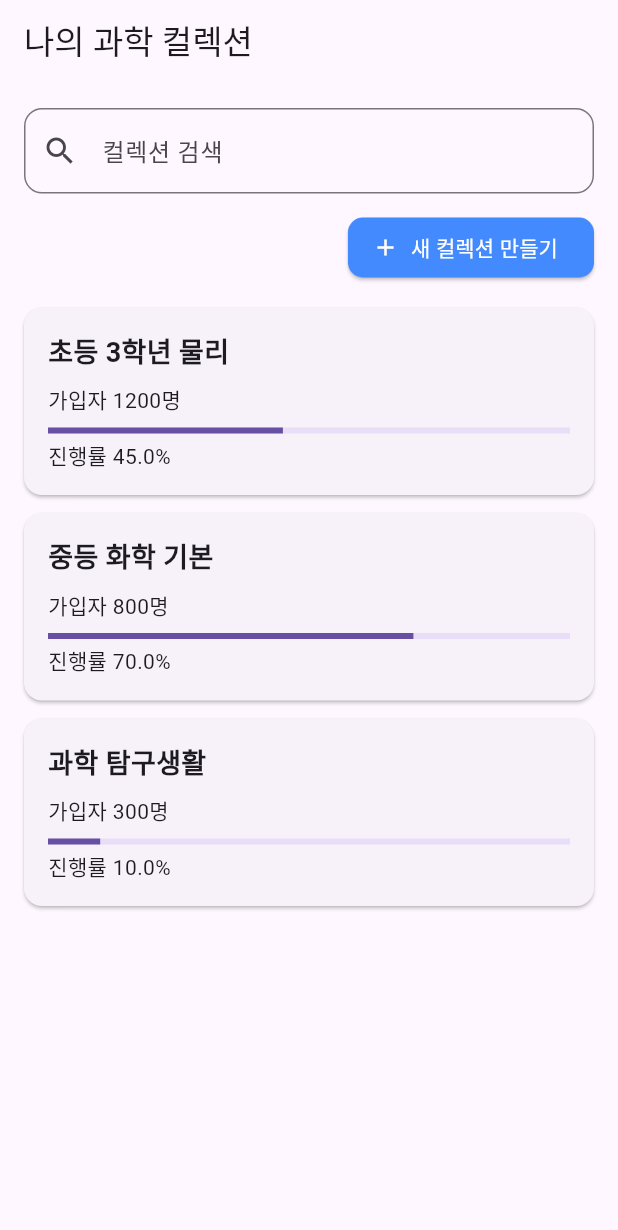
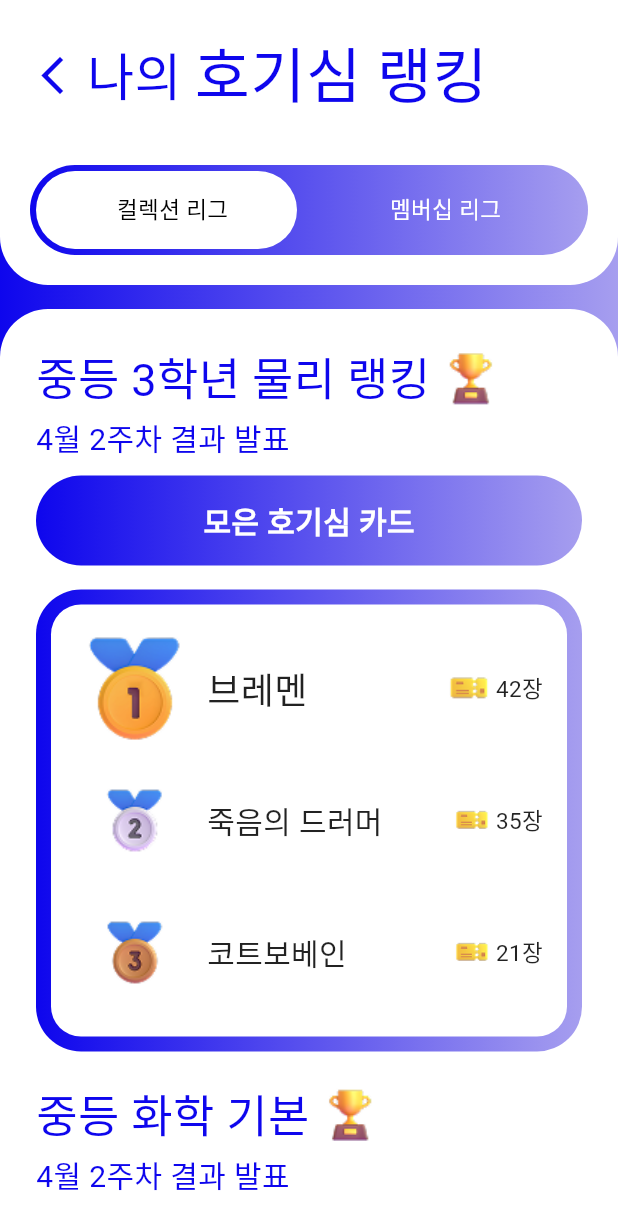
Before and after one commit to joon363/STdev_BREMEN, a Flutter app: the screen it shows after launch, on a phone screen of 412 x 824 dp. Shown: the top 1230 px of the screen. Run offline on Flutter 3.47's test engine with Material 3 defaults, Android fonts, the light colour scheme and no system bars; Roboto replaces fonts that are missing (Kakao).

Commit message:
ranking page added

```diff
--- a/lib/main.dart
+++ b/lib/main.dart
@@ -2,7 +2,8 @@ import 'package:flutter/material.dart';
 import 'screens/CollectionHome.dart';
 import 'screens/CollectionDetail.dart';
 import 'screens/CardDetail.dart';
-import 'screens/CreateCollectionPage.dart'; // ✅ 새로 추가된 페이지 import
+import 'screens/CreateCollectionPage.dart';
+import 'screens/RankingPage.dart';
 
 void main() {
   runApp(const MyApp());
@@ -18,7 +19,7 @@ class MyApp extends StatelessWidget {
       debugShowCheckedModeBanner: false,
       initialRoute: '/',
       routes: {
-        '/': (context) => const CollectionHomePage(),
+        '/': (context) => const RankingPage(),
         '/collectionDetail': (context) {
           final args = ModalRoute.of(context)!.settings.arguments as Map<String, dynamic>;
           return CollectionDetailPage(collectionKey: args['collectionKey']);
@@ -28,6 +29,7 @@ class MyApp extends StatelessWidget {
           return CardDetailPage(card: args['card']);
         },
         '/createCollection': (context) => const CreateCollectionPage(),
+        '/ranking': (context) => const RankingPage(),
       },
     );
   }
--- /dev/null
+++ b/lib/screens/RankingPage.dart
@@ -0,0 +1,451 @@
+import 'package:flutter/material.dart';
+
+class RankingPage extends StatefulWidget {
+  const RankingPage({super.key});
+
+  @override
+  State<RankingPage> createState() => _RankingPageState();
+}
+
+const LinearGradient purpleGradient = LinearGradient(
+  begin: Alignment.centerLeft,
+  end: Alignment.centerRight,
+  colors: [
+    Color(0xFF0E06ED),
+    Color(0xFFA69EEF),
+  ],
+);
+
+const purple = Color(0xFF0E06ED);
+
+class _RankingPageState extends State<RankingPage> with SingleTickerProviderStateMixin {
+  bool isCollectionLeague = true;
+  late AnimationController _controller;
+  late Animation<Alignment> _animation;
+
+  @override
+  void initState() {
+    super.initState();
+    _controller = AnimationController(
+      duration: const Duration(milliseconds: 300),
+      vsync: this,
+    );
+    _animation = AlignmentTween(
+      begin: Alignment.centerLeft,
+      end: Alignment.centerRight,
+    ).animate(CurvedAnimation(parent: _controller, curve: Curves.easeInOut));
+  }
+
+  void toggleSwitch(bool toCollection) {
+    setState(() {
+      isCollectionLeague = toCollection;
+      if (toCollection) {
+        _controller.reverse();
+      } else {
+        _controller.forward();
+      }
+    });
+  }
+
+  Widget _buildRankItem({
+    required String rankAsset,
+    required String nickname,
+    required int cards,
+    bool isFirst = false,
+  }) {
+    return Padding(
+      padding: const EdgeInsets.symmetric(vertical: 4),
+      child: Row(
+        crossAxisAlignment: CrossAxisAlignment.center,
+        children: [
+          Container(
+            width: 80,
+            height: 80,
+            alignment: Alignment.center,
+            child: Image.asset(
+              rankAsset,
+              fit: BoxFit.contain,
+              height: isFirst ? 78 : 47,
+            ),
+          ),
+          const SizedBox(width: 8),
+          Expanded(
+            child: Row(
+              mainAxisAlignment: MainAxisAlignment.spaceBetween,
+              crossAxisAlignment: CrossAxisAlignment.center,
+              children: [
+                Expanded(
+                  child: Align(
+                    alignment: Alignment.centerLeft,
+                    child: Text(
+                      nickname,
+                      style: TextStyle(
+                        fontFamily: 'Kakao',
+                        fontSize: isFirst ? 24 : 20,
+                        color: Colors.black87,
+                      ),
+                      overflow: TextOverflow.ellipsis,
+                    ),
+                  ),
+                ),
+                Row(
+                  children: [
+                    Image.asset(
+                      'lib/assets/icons/card_icon.png',
+                      height: isFirst ? 28 : 24,
+                      fit: BoxFit.contain,
+                    ),
+                    const SizedBox(width: 4),
+                    Text(
+                      '$cards장',
+                      style: const TextStyle(
+                        fontFamily: 'Kakao',
+                        fontSize: 15,
+                        color: Colors.black87,
+                      ),
+                    ),
+                  ],
+                ),
+              ],
+            ),
+          ),
+        ],
+      ),
+    );
+  }
+
+  Widget _buildLeagueContent() {
+    return AnimatedSwitcher(
+      duration: const Duration(milliseconds: 400),
+      layoutBuilder: (currentChild, previousChildren) => currentChild!,
+      transitionBuilder: (child, animation) {
+        final offsetAnimation = Tween<Offset>(
+          begin: isCollectionLeague ? const Offset(1.0, 0.0) : const Offset(-1.0, 0.0),
+          end: Offset.zero,
+        ).animate(animation);
+        return SlideTransition(position: offsetAnimation, child: child);
+      },
+      child: isCollectionLeague
+          ? _buildCollectionLeague()
+          : _buildMembershipLeague(),
+    );
+  }
+
+  Widget _buildCollectionLeague() {
+    return Column(
+      key: const ValueKey('collection'),
+      crossAxisAlignment: CrossAxisAlignment.start,
+      children: [
+        Row(
+          children: [
+            const Text(
+              "중등 3학년 물리 랭킹",
+              style: TextStyle(
+                fontSize: 30,
+                fontWeight: FontWeight.normal,
+                color: purple,
+                fontFamily: 'Kakao',
+              ),
+            ),
+            const SizedBox(width: 8),
+            Image.asset(
+              'lib/assets/icons/trophy.png',
+              height: 38,
+            ),
+          ],
+        ),
+        const SizedBox(height: 2),
+        const Text(
+          "4월 2주차 결과 발표",
+          style: TextStyle(fontSize: 20, color: purple, fontFamily: 'Kakao'),
+        ),
+        const SizedBox(height: 10),
+        // 모은 호기심 카드 버튼
+        GestureDetector(
+          onTap: () {
+            Navigator.pushNamed(context, '/collectionDetail', arguments: {
+              'collectionKey': '중등_화학',
+              'title': '중등 화학 기본',
+            });
+          },
+          child: Container(
+            height: 60,
+            padding: const EdgeInsets.symmetric(horizontal: 24, vertical: 12),
+            decoration: BoxDecoration(
+              gradient: purpleGradient,
+              borderRadius: BorderRadius.circular(30),
+            ),
+            child: const Center(
+              child: Text(
+                "모은 호기심 카드",
+                style: TextStyle(fontWeight: FontWeight.bold, fontSize: 20, color: Colors.white, fontFamily: 'Kakao',),
+              ),
+            ),
+          ),
+        ),
+        const SizedBox(height: 16),
+        _buildRankCard([
+          _buildRankItem(rankAsset: 'lib/assets/icons/rank_1.png', nickname: '브레멘', cards: 42, isFirst: true),
+          _buildRankItem(rankAsset: 'lib/assets/icons/rank_2.png', nickname: '죽음의 드러머', cards: 35),
+          _buildRankItem(rankAsset: 'lib/assets/icons/rank_3.png', nickname: '코트보베인', cards: 21),
+        ]),
+        const SizedBox(height: 20),
+        Row(
+          children: [
+            const Text(
+              "중등 화학 기본",
+              style: TextStyle(
+                fontSize: 30,
+                fontWeight: FontWeight.normal,
+                color: purple,
+                fontFamily: 'Kakao',
+              ),
+            ),
+            const SizedBox(width: 8),
+            Image.asset(
+              'lib/assets/icons/trophy.png',
+              height: 38,
+            ),
+          ],
+        ),
+        const SizedBox(height: 2),
+        const Text(
+          "4월 2주차 결과 발표",
+          style: TextStyle(fontSize: 20, color: purple, fontFamily: 'Kakao'),
+        ),
+        const SizedBox(height: 10),
+        // 모은 호기심 카드 버튼
+        GestureDetector(
+          onTap: () {
+            Navigator.pushNamed(context, '/collectionDetail', arguments: {
+              'collectionKey': '중등_화학',
+              'title': '중등 화학 기본',
+            });
+          },
+          child: Container(
+            height: 60,
+            padding: const EdgeInsets.symmetric(horizontal: 24, vertical: 12),
+            decoration: BoxDecoration(
+              gradient: purpleGradient,
+              borderRadius: BorderRadius.circular(30),
+            ),
+            child: const Center(
+              child: Text(
+                "모은 호기심 카드",
+                style: TextStyle(fontWeight: FontWeight.bold, fontSize: 20, color: Colors.white, fontFamily: 'Kakao',),
+              ),
+            ),
+          ),
+        ),
+        const SizedBox(height: 16),
+        _buildRankCard([
+          _buildRankItem(rankAsset: 'lib/assets/icons/rank_1.png', nickname: '포닉스', cards: 42, isFirst: true),
+          _buildRankItem(rankAsset: 'lib/assets/icons/rank_2.png', nickname: '넙죽이', cards: 35),
+          _buildRankItem(rankAsset: 'lib/assets/icons/rank_3.png', nickname: '푸앙이', cards: 21),
+        ]),
+      ],
+    );
+  }
+
+  Widget _buildMembershipLeague() {
+    return Column(
+      key: const ValueKey('membership'),
+      crossAxisAlignment: CrossAxisAlignment.start,
+      children: [
+        Row(
+          children: [
+            const Text(
+              "멤버십 특별 랭킹",
+              style: TextStyle(
+                fontSize: 30,
+                fontWeight: FontWeight.normal,
+                color: purple,
+                fontFamily: 'Kakao',
+              ),
+            ),
+            const SizedBox(width: 8),
+            Image.asset(
+              'lib/assets/icons/trophy.png',
+              height: 38,
+            ),
+          ],
+        ),
+        const SizedBox(height: 2),
+        const Text(
+          "4월 2주차 기준",
+          style: TextStyle(fontSize: 20, color: purple, fontFamily: 'Kakao'),
+        ),
+        const SizedBox(height: 10),
+        _buildRankCard([
+          _buildRankItem(rankAsset: 'lib/assets/icons/rank_1.png', nickname: '회원1', cards: 50, isFirst: true),
+          _buildRankItem(rankAsset: 'lib/assets/icons/rank_2.png', nickname: '회원2', cards: 40),
+          _buildRankItem(rankAsset: 'lib/assets/icons/rank_3.png', nickname: '회원3', cards: 30),
+        ]),
+      ],
+    );
+  }
+
+  Widget _buildRankCard(List<Widget> ranks) {
+    return Container(
+      width: double.infinity,
+      decoration: BoxDecoration(
+        gradient: purpleGradient,
+        borderRadius: BorderRadius.circular(30),
+      ),
+      padding: const EdgeInsets.all(10),
+      child: Container(
+        decoration: BoxDecoration(
+          color: Colors.white,
+          borderRadius: BorderRadius.circular(20),
+        ),
+        padding: const EdgeInsets.symmetric(vertical: 12, horizontal: 16),
+        child: Column(
+          children: ranks,
+        ),
+      ),
+    );
+  }
+
+  @override
+  Widget build(BuildContext context) {
+    return Scaffold(
+      body: Container(
+        decoration: const BoxDecoration(
+          gradient: purpleGradient,
+        ),
+        child: SafeArea(
+          child: Column(
+            children: [
+              // 상단 고정 영역
+              Container(
+                padding: const EdgeInsets.all(20),
+                decoration: const BoxDecoration(
+                  color: Colors.white,
+                  borderRadius: BorderRadius.vertical(bottom: Radius.circular(32)),
+                ),
+                child: Column(
+                  crossAxisAlignment: CrossAxisAlignment.start,
+                  children: [
+                    Row(
+                      children: [
+                        const Icon(Icons.arrow_back_ios_new, color: purple, size: 30),
+                        const SizedBox(width: 8),
+                        const Baseline(
+                          baseline: 40,
+                          baselineType: TextBaseline.alphabetic,
+                          child: Text(
+                            "나의 ",
+                            style: TextStyle(
+                              fontFamily: 'Kakao',
+                              fontWeight: FontWeight.normal,
+                              fontSize: 34,
+                              color: purple,
+                            ),
+                          ),
+                        ),
+                        const Text(
+                          "호기심 랭킹",
+                          style: TextStyle(
+                            fontFamily: 'Kakao',
+                            fontWeight: FontWeight.normal,
+                            fontSize: 40,
+                            color: purple,
+                          ),
+                        ),
+                      ],
+                    ),
+                    const SizedBox(height: 30),
+                    Container(
+                      height: 60,
+                      padding: const EdgeInsets.symmetric(horizontal: 4),
+                      decoration: BoxDecoration(
+                        gradient: purpleGradient,
+                        borderRadius: BorderRadius.circular(30),
+                      ),
+                      child: Stack(
+                        children: [
+                          AnimatedBuilder(
+                            animation: _animation,
+                            builder: (context, child) {
+                              return Align(
+                                alignment: _animation.value,
+                                child: Container(
+                                  width: MediaQuery.of(context).size.width / 2 - 32,
+                                  margin: const EdgeInsets.symmetric(vertical: 4),
+                                  decoration: BoxDecoration(
+                                    color: Colors.white,
+                                    borderRadius: BorderRadius.circular(26),
+                                  ),
+                                ),
+                              );
+                            },
+                          ),
+                          Row(
+                            children: [
+                              Expanded(
+                                child: GestureDetector(
+                                  onTap: () => toggleSwitch(true),
+                                  child: Center(
+                                    child: Text(
+                                      '컬렉션 리그',
+                                      style: TextStyle(
+                                        fontFamily: 'Kakao',
+                                        fontWeight: FontWeight.normal,
+                                        fontSize: 15,
+                                        color: isCollectionLeague ? Colors.black : Colors.white,
+                                      ),
+                                    ),
+                                  ),
+                                ),
+                              ),
+                              Expanded(
+                                child: GestureDetector(
+                                  onTap: () => toggleSwitch(false),
+                                  child: Center(
+                                    child: Text(
+                                      '멤버십 리그',
+                                      style: TextStyle(
+                                        fontFamily: 'Kakao',
+                                        fontWeight: FontWeight.normal,
+                                        fontSize: 15,
+                                        color: isCollectionLeague ? Colors.white : Colors.black,
+                                      ),
+                                    ),
+                                  ),
+                                ),
+                              ),
+                            ],
+                          ),
+                        ],
+                      ),
+                    ),
+                  ],
+                ),
+              ),
+              const SizedBox(height: 16),
+              Expanded(
+                child: Container(
+                  width: double.infinity,
+                  decoration: const BoxDecoration(
+                    color: Colors.white,
+                    borderRadius: BorderRadius.vertical(top: Radius.circular(32)),
+                  ),
+                  padding: const EdgeInsets.all(24),
+                  child: SingleChildScrollView(
+                    child: _buildLeagueContent(),
+                  ),
+                ),
+              )
+            ],
+          ),
+        ),
+      ),
+    );
+  }
+
+  @override
+  void dispose() {
+    _controller.dispose();
+    super.dispose();
+  }
+}
```
Also changed, not shown: pubspec.yaml (+7 -0 lines), lib/assets/icons/card_icon.png (added), lib/assets/icons/rank_1.png (added), lib/assets/icons/rank_2.png (added), lib/assets/icons/rank_3.png (added), lib/assets/icons/trophy.png (added), 2 other files.
